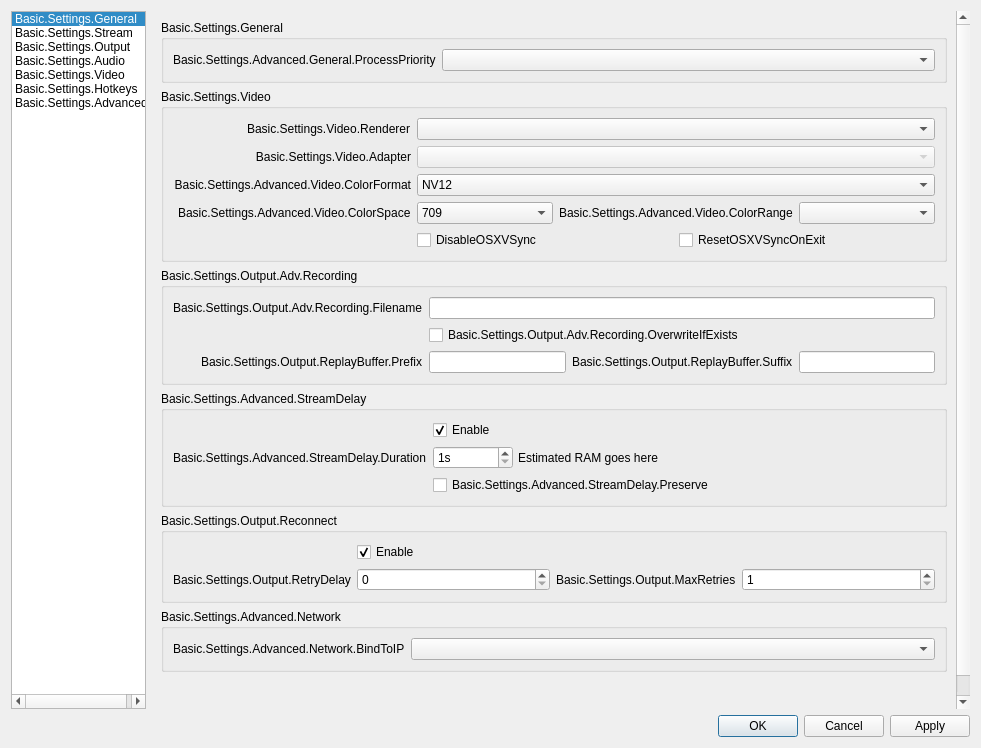
This is UI/forms/OBSBasicSettings.ui in tornado12345/obs-studio as Qt 5 draws it before an edit. The edited form follows.
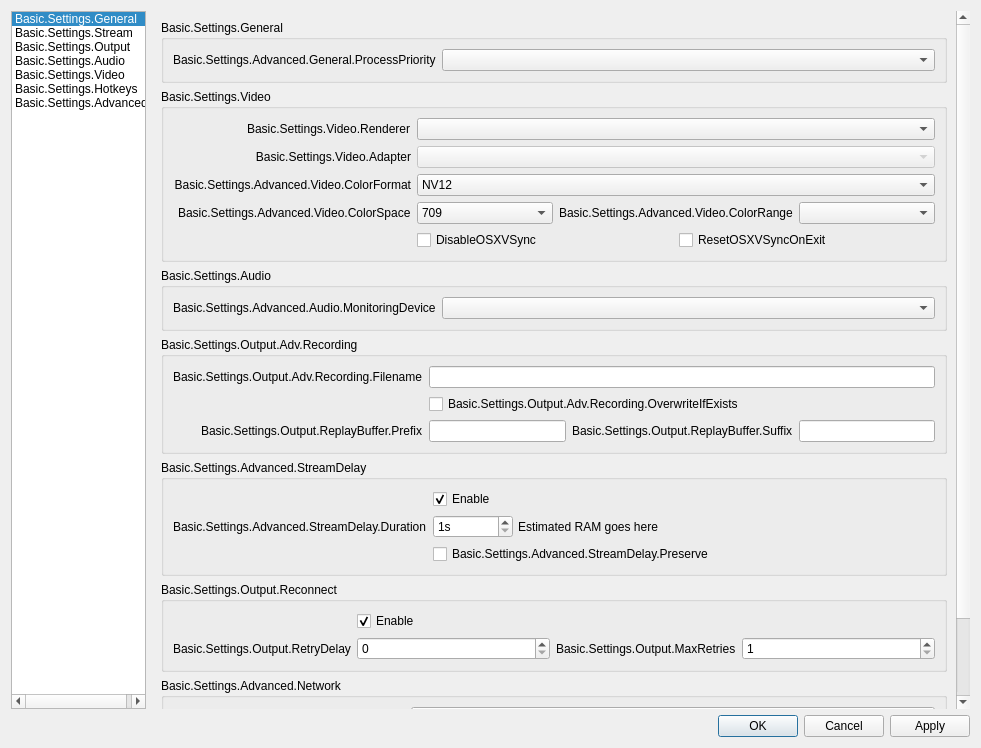
This is the edited form. The open tabs and pages were chosen to show the change. Icons and pictures are not drawn.

Commit message: Audio monitoring (windows, split this commit later)

Diff of the .ui file:
```diff
--- a/UI/forms/OBSBasicSettings.ui
+++ b/UI/forms/OBSBasicSettings.ui
@@ -3497,6 +3497,28 @@
                   </layout>
                  </widget>
                 </item>
+                <item>
+                 <widget class="QGroupBox" name="advAudioGroupBox">
+                  <property name="title">
+                   <string>Basic.Settings.Audio</string>
+                  </property>
+                  <layout class="QFormLayout" name="formLayout_27">
+                   <item row="0" column="0">
+                    <widget class="QLabel" name="label_63">
+                     <property name="text">
+                      <string>Basic.Settings.Advanced.Audio.MonitoringDevice</string>
+                     </property>
+                     <property name="buddy">
+                      <cstring>monitoringDevice</cstring>
+                     </property>
+                    </widget>
+                   </item>
+                   <item row="0" column="1">
+                    <widget class="QComboBox" name="monitoringDevice"/>
+                   </item>
+                  </layout>
+                 </widget>
+                </item>
                 <item>
                  <widget class="QGroupBox" name="groupBox_6">
                   <property name="title">
```
Left out of the diff: 1 changed line with no effect on the pictures. The commit also changes 19 other files.
